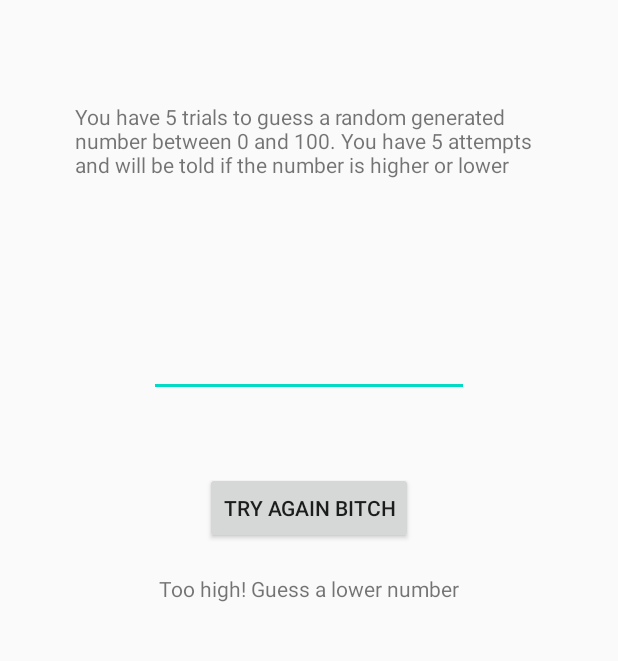
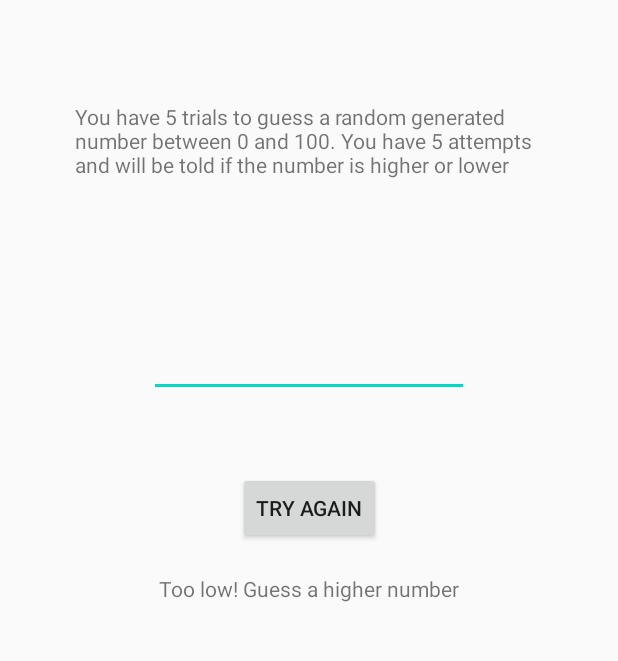
Before and after one commit to natseeto/numberGuess, an Android app: the screen it shows after launch (MainActivity), after a tap on "BUTTON", on a phone screen of 412 x 824 dp, the part 263-924 px from its top. Run offline under Robolectric (Android 15) with nearby library versions, the phone set to English and light mode, and no system bars; 1 statement that could not run was skipped.

Commit message:
Final commit

```diff
--- a/app/src/main/java/com/example/numberguess/MainActivity.java
+++ b/app/src/main/java/com/example/numberguess/MainActivity.java
@@ -15,8 +15,12 @@ public class MainActivity extends AppCompatActivity {
     private TextView desc;
     private TextView higher;
     private TextView lower;
-    private TextView number;
+    private TextView youLose;
     private EditText userInput;
+    public int i = 0;
+    public int max = 100;
+    public int min = 0;
+    public double x = Math.round((Math.random() * ((max - min) + 1)) + min);
 
     @Override
     protected void onCreate(Bundle savedInstanceState) {
@@ -31,7 +35,7 @@ public class MainActivity extends AppCompatActivity {
         guessButton = findViewById(R.id.guessButton);
         higher = findViewById(R.id.higher);
         lower = findViewById(R.id.lower);
-        number = findViewById(R.id.number);
+        youLose = findViewById(R.id.youLose);
         userInput = findViewById(R.id.userInput);
 
 
@@ -39,14 +43,19 @@ public class MainActivity extends AppCompatActivity {
             @Override
             public void onClick(View v) {
 
-                int max = 100;
-                int min = 0;
-                double x = Math.round((Math.random() * ((max - min) + 1)) + min);
                     int guess = Integer.parseInt(userInput.getText().toString());
                     if (checkGuess((int) x, guess)) {
-                        guessButton.setText("Good shit");
+
                     } else {
-                        guessButton.setText("try again bitch");
+                        guessButton.setText("try again");
+                    }
+                    i++;
+                    if (i==5&&!checkGuess((int)x, guess)){
+                        guessButton.setVisibility(View.INVISIBLE);
+                        youLose.setVisibility(View.VISIBLE);
+                        higher.setVisibility(View.INVISIBLE);
+                        lower.setVisibility(View.INVISIBLE);
+
                     }
             }
         });
@@ -56,15 +65,14 @@ public class MainActivity extends AppCompatActivity {
         if (number == guess) {
             Intent intent = new Intent(this, Result.class);
             startActivity(intent);
-            higher.setVisibility(View.INVISIBLE);
-            lower.setVisibility(View.INVISIBLE);
+
             return true;
         } else if (number < guess) {
+            lower.setVisibility(View.VISIBLE);
+            higher.setVisibility(View.INVISIBLE);
+        } else {
+            lower.setVisibility(View.INVISIBLE);
             higher.setVisibility(View.VISIBLE);
-            lower.setVisibility(View.INVISIBLE);
-        } else {
-            higher.setVisibility(View.INVISIBLE);
-            lower.setVisibility(View.VISIBLE);
             return false;
         } return false;
     }
--- a/app/src/main/java/com/example/numberguess/Result.java
+++ b/app/src/main/java/com/example/numberguess/Result.java
@@ -10,5 +10,7 @@ public class Result extends AppCompatActivity {
     protected void onCreate(Bundle savedInstanceState) {
         super.onCreate(savedInstanceState);
         setContentView(R.layout.activity_result);
+
+        setTitle("You win");
     }
 }
--- a/app/src/main/res/layout/activity_main.xml
+++ b/app/src/main/res/layout/activity_main.xml
@@ -88,4 +88,18 @@
         app:layout_constraintStart_toStartOf="parent"
         app:layout_constraintTop_toBottomOf="@+id/desc" />
 
+    <TextView
+        android:id="@+id/youLose"
+        android:layout_width="wrap_content"
+        android:layout_height="wrap_content"
+        android:layout_marginStart="50dp"
+        android:layout_marginTop="10dp"
+        android:layout_marginEnd="50dp"
+        android:text="5 attempts over, you lose"
+        android:visibility="invisible"
+        app:layout_constraintEnd_toEndOf="parent"
+        app:layout_constraintHorizontal_bias="0.5"
+        app:layout_constraintStart_toStartOf="parent"
+        app:layout_constraintTop_toBottomOf="@+id/lower" />
+
 </androidx.constraintlayout.widget.ConstraintLayout>
```
Also changed, not shown: app/src/main/res/layout/activity_result.xml (+5 -2 lines).
